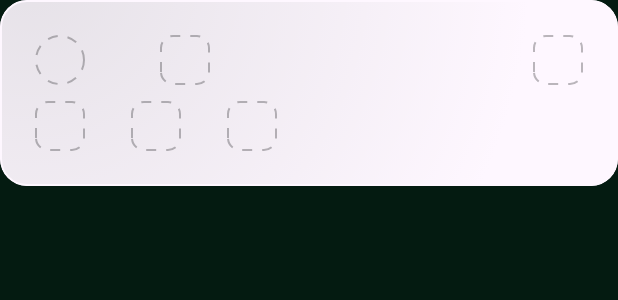
After one commit to JunkieLabs/sensify-android, an Android app built with Jetpack Compose: the @Preview function AboutCommunity, on a phone screen of 412 x 824 dp. The commit adds this screen. Shown: the top 300 px of the screen. Run offline under Robolectric (Android 15) with nearby library versions, the phone set to English and light mode, and no system bars; our stand-ins replace accompanist.

Commit message:
working on about page

```diff
--- a/app/src/main/java/io/sensify/sensor/ui/navigation/NavDirectionsApp.kt
+++ b/app/src/main/java/io/sensify/sensor/ui/navigation/NavDirectionsApp.kt
@@ -8,6 +8,7 @@ import io.sensify.sensor.ui.labs.navigations.labsGraph
 import io.sensify.sensor.ui.pages.home.HomeMain
 import io.sensify.sensor.ui.labs.pages.sensordetails.detailpagewidgets.DetailMain
 import io.sensify.sensor.ui.pages.SplashPage
+import io.sensify.sensor.ui.pages.about.AboutPage
 import io.sensify.sensor.ui.pages.home.HomePage
 import io.sensify.sensor.ui.pages.sensor.details.SensorPage
 
@@ -19,6 +20,7 @@ sealed class NavDirectionsApp(val route: String) {
     object Root : NavDirectionsApp("root")
     object HomePage : NavDirectionsApp("home_page")
     object SensorDetailPage : NavDirectionsApp("sensor_detail_page")
+    object AboutPage : NavDirectionsApp("about_page")
     object Splash : NavDirectionsApp("splash_page")
 }
 
@@ -33,6 +35,7 @@ fun NavGraphApp(){
         composable(NavDirectionsApp.Splash.route) { SplashPage(navController) }
         composable(NavDirectionsApp.HomePage.route) { HomePage(navController = navController) }
         composable(NavDirectionsApp.SensorDetailPage.route) { SensorPage(navController = navController) }
+        composable(NavDirectionsApp.AboutPage.route) { AboutPage(navController = navController) }
     }
 
 }
--- /dev/null
+++ b/app/src/main/java/io/sensify/sensor/ui/pages/about/sections/AboutCommunity.kt
@@ -0,0 +1,115 @@
+package io.sensify.sensor.ui.pages.about.sections
+
+import androidx.compose.foundation.Canvas
+import androidx.compose.foundation.background
+import androidx.compose.foundation.border
+import androidx.compose.foundation.layout.*
+import androidx.compose.foundation.shape.CircleShape
+import androidx.compose.foundation.shape.RoundedCornerShape
+import androidx.compose.material3.ExperimentalMaterial3Api
+import androidx.compose.material3.MaterialTheme
+import androidx.compose.runtime.Composable
+import androidx.compose.ui.Alignment
+import androidx.compose.ui.Modifier
+import androidx.compose.ui.draw.clip
+import androidx.compose.ui.geometry.CornerRadius
+import androidx.compose.ui.geometry.Offset
+import androidx.compose.ui.graphics.Brush
+import androidx.compose.ui.graphics.Color
+import androidx.compose.ui.graphics.PathEffect
+import androidx.compose.ui.graphics.drawscope.Stroke
+import androidx.compose.ui.text.ExperimentalTextApi
+import androidx.compose.ui.tooling.preview.Preview
+import com.google.accompanist.pager.ExperimentalPagerApi
+import io.sensify.sensor.ui.resource.effects.drawColoredShadow
+import io.sensify.sensor.ui.resource.values.JlResDimens
+
+/**
+ * Created by Niraj on 28-09-2022.
+ */
+@OptIn(
+    ExperimentalMaterial3Api::class, ExperimentalLayoutApi::class, ExperimentalTextApi::class,
+    ExperimentalPagerApi::class
+)
+@Preview(showBackground = true, backgroundColor = 0xFF041B11)
+@Composable
+fun AboutCommunity() {
+
+    val stroke = Stroke(width = 2f,
+        pathEffect = PathEffect.dashPathEffect(floatArrayOf(10f, 10f), 0f)
+    )
+    val onSurfaceColor = MaterialTheme.colorScheme.onSurface;
+
+    Box(
+        modifier = Modifier
+            .fillMaxWidth()
+            .clip(RoundedCornerShape(JlResDimens.dp18))
+            .background(
+                brush = Brush.radialGradient(
+                    listOf(
+                        MaterialTheme.colorScheme.surface.copy(alpha = 0.9f),
+                        MaterialTheme.colorScheme.surface.copy(alpha = 1f),
+                    ),
+                    center = Offset(30f, -30f),
+                    radius = 500.0f
+                )
+            )
+            .border(
+                color = MaterialTheme.colorScheme.background,
+
+                width = JlResDimens.dp1,
+                shape = RoundedCornerShape(JlResDimens.dp18)
+            )
+            .padding(all = JlResDimens.dp24)
+    ) {
+
+
+        Column() {
+            Row(Modifier.fillMaxWidth(), verticalAlignment = Alignment.CenterVertically, horizontalArrangement = Arrangement.SpaceBetween) {
+                Box(Modifier.size(size = JlResDimens.dp32),contentAlignment = Alignment.Center) {
+                    Canvas(modifier = Modifier.fillMaxSize()) {
+                        drawCircle(color = onSurfaceColor.copy(alpha = 0.3f), style = stroke)
+                    }
+                }
+
+                Box(Modifier.size(size = JlResDimens.dp32),contentAlignment = Alignment.Center) {
+                    Canvas(modifier = Modifier.fillMaxSize()) {
+                        drawRoundRect(color = onSurfaceColor.copy(alpha = 0.3f), style = stroke, cornerRadius = CornerRadius(x = 12f, y=12f))
+                    }
+                }
+                Box(Modifier.size(size = JlResDimens.dp32))
+
+                Box(Modifier.size(size = JlResDimens.dp32))
+                Box(Modifier.size(size = JlResDimens.dp32),contentAlignment = Alignment.Center) {
+                    Canvas(modifier = Modifier.fillMaxSize()) {
+                        drawRoundRect(color = onSurfaceColor.copy(alpha = 0.3f), style = stroke, cornerRadius = CornerRadius(x = 12f, y=12f))
+                    }
+                }
+            }
+            Spacer(modifier = Modifier.height(JlResDimens.dp12))
+
+            Row(Modifier.fillMaxWidth(), verticalAlignment = Alignment.CenterVertically) {
+
+
+                Box(Modifier.size(size = JlResDimens.dp32),contentAlignment = Alignment.Center) {
+                    Canvas(modifier = Modifier.fillMaxSize()) {
+                        drawRoundRect(color = onSurfaceColor.copy(alpha = 0.3f), style = stroke, cornerRadius = CornerRadius(x = 12f, y=12f))
+                    }
+                }
+                Box(Modifier.size(size = JlResDimens.dp32))
+                Box(Modifier.size(size = JlResDimens.dp32),contentAlignment = Alignment.Center) {
+                    Canvas(modifier = Modifier.fillMaxSize()) {
+                        drawRoundRect(color = onSurfaceColor.copy(alpha = 0.3f), style = stroke, cornerRadius = CornerRadius(x = 12f, y=12f))
+                    }
+                }
+                Box(Modifier.size(size = JlResDimens.dp32))
+                Box(Modifier.size(size = JlResDimens.dp32),contentAlignment = Alignment.Center) {
+                    Canvas(modifier = Modifier.fillMaxSize()) {
+                        drawRoundRect(color = onSurfaceColor.copy(alpha = 0.3f), style = stroke, cornerRadius = CornerRadius(x = 12f, y=12f))
+                    }
+                }
+            }
+        }
+
+    }
+}
--- a/app/src/main/java/io/sensify/sensor/ui/pages/sensor/sections/SensorCurrentValue.kt
+++ b/app/src/main/java/io/sensify/sensor/ui/pages/sensor/sections/SensorCurrentValue.kt
@@ -4,8 +4,8 @@ import androidx.compose.foundation.background
 import androidx.compose.foundation.border
 import androidx.compose.foundation.layout.*
 import androidx.compose.foundation.shape.CircleShape
-import androidx.compose.material.Text
 import androidx.compose.material3.MaterialTheme
+import androidx.compose.material3.Text
 import androidx.compose.runtime.Composable
 import androidx.compose.ui.Alignment
 import androidx.compose.ui.Modifier
--- a/app/src/main/java/io/sensify/sensor/ui/resource/values/JlResShapes.kt
+++ b/app/src/main/java/io/sensify/sensor/ui/resource/values/JlResShapes.kt
@@ -33,6 +33,7 @@ object JlResShapes {
         val H32 = Modifier.height(JlResDimens.dp32)
         val H48 = Modifier.height(JlResDimens.dp48)
         val H56 = Modifier.height(JlResDimens.dp56)
+        val H64 = Modifier.height(JlResDimens.dp64)
 
 
 
--- /dev/null
+++ b/app/src/main/res/drawable/ic_github.xml
@@ -0,0 +1,4 @@
+<vector android:height="32dp" android:viewportHeight="16"
+    android:viewportWidth="16" android:width="32dp" xmlns:android="http://schemas.android.com/apk/res/android">
+    <path android:fillColor="#FF000000" android:pathData="M7.999,0C3.582,0 0,3.596 0,8.032a8.031,8.031 0,0 0,5.472 7.621c0.4,0.074 0.546,-0.174 0.546,-0.387 0,-0.191 -0.007,-0.696 -0.011,-1.366 -2.225,0.485 -2.695,-1.077 -2.695,-1.077 -0.363,-0.928 -0.888,-1.175 -0.888,-1.175 -0.727,-0.498 0.054,-0.488 0.054,-0.488 0.803,0.057 1.225,0.828 1.225,0.828 0.714,1.227 1.873,0.873 2.329,0.667 0.072,-0.519 0.279,-0.873 0.508,-1.074 -1.776,-0.203 -3.644,-0.892 -3.644,-3.969 0,-0.877 0.312,-1.594 0.824,-2.156 -0.083,-0.203 -0.357,-1.02 0.078,-2.125 0,0 0.672,-0.216 2.2,0.823a7.633,7.633 0,0 1,2.003 -0.27,7.65 7.65,0 0,1 2.003,0.271c1.527,-1.039 2.198,-0.823 2.198,-0.823 0.436,1.106 0.162,1.922 0.08,2.125 0.513,0.562 0.822,1.279 0.822,2.156 0,3.085 -1.87,3.764 -3.652,3.963 0.287,0.248 0.543,0.738 0.543,1.487 0,1.074 -0.01,1.94 -0.01,2.203 0,0.215 0.144,0.465 0.55,0.386A8.032,8.032 0,0 0,16 8.032C16,3.596 12.418,0 7.999,0z"/>
+</vector>
```
Also changed, not shown: app/src/main/java/io/sensify/sensor/ui/labs/root/LabsPage.kt (+14 -0 lines), app/src/main/java/io/sensify/sensor/ui/navigation/PageDestinations.kt (deleted, +0 -20 lines), app/src/main/java/io/sensify/sensor/ui/pages/LabPage.kt (deleted, +0 -245 lines), app/src/main/java/io/sensify/sensor/ui/pages/about/AboutPage.kt (added, +234 -0 lines), app/src/main/java/io/sensify/sensor/ui/pages/sensor/SensorPage.kt (+8 -3 lines), app/src/main/res/drawable/pic_about_gradient.png (added).
